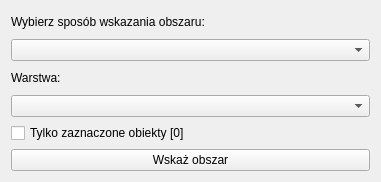
Qt form gissupport_plugin/tools/widgets/gs_select_area.ui (gis-support/gis-support-plugin) before a commit.
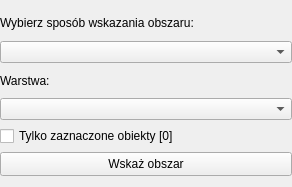
The same form after that commit. Custom widgets are drawn as their Qt base class.

Commit message: DEV-11585 fix marginesów

Diff of the .ui file:
```diff
--- a/gissupport_plugin/tools/widgets/gs_select_area.ui
+++ b/gissupport_plugin/tools/widgets/gs_select_area.ui
@@ -6,14 +6,20 @@
    <rect>
     <x>0</x>
     <y>0</y>
-    <width>381</width>
-    <height>182</height>
+    <width>292</width>
+    <height>187</height>
    </rect>
   </property>
   <property name="windowTitle">
    <string>Form</string>
   </property>
   <layout class="QVBoxLayout" name="verticalLayout_2">
+   <property name="leftMargin">
+    <number>0</number>
+   </property>
+   <property name="rightMargin">
+    <number>0</number>
+   </property>
    <item>
     <layout class="QVBoxLayout" name="verticalLayout">
      <item>
```
